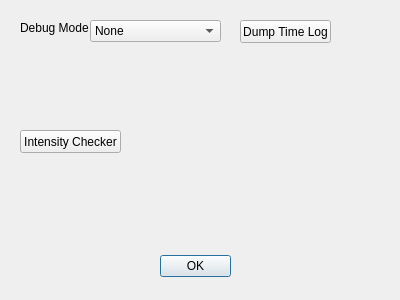
The window that VisionWidget/dialogvisiontoolbox.ui (hceng123/VisionLibrary) describes before a commit, drawn with Qt 5.
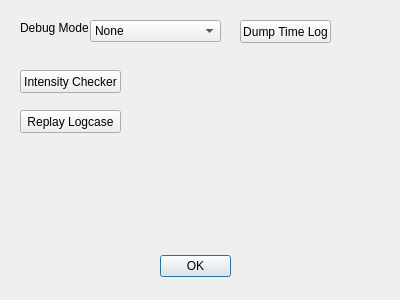
The same window after the commit.

Commit message:
VisionWidget support replay logcase.
1. VisionWidget support replay logcase.
2. Update logcase regression test.

Patch:
```diff
--- a/VisionWidget/dialogvisiontoolbox.ui
+++ b/VisionWidget/dialogvisiontoolbox.ui
@@ -33,7 +33,7 @@
    <property name="geometry">
     <rect>
      <x>20</x>
-     <y>130</y>
+     <y>70</y>
      <width>101</width>
      <height>23</height>
     </rect>
@@ -98,6 +98,19 @@
     <string>Dump Time Log</string>
    </property>
   </widget>
+  <widget class="QPushButton" name="btnReplayLogcase">
+   <property name="geometry">
+    <rect>
+     <x>20</x>
+     <y>110</y>
+     <width>101</width>
+     <height>23</height>
+    </rect>
+   </property>
+   <property name="text">
+    <string>Replay Logcase</string>
+   </property>
+  </widget>
  </widget>
  <resources/>
  <connections>
```
The commit also changes 9 other files.
